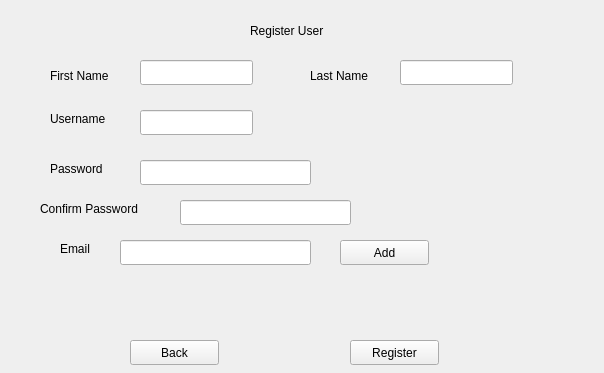
This is RegisterUser.ui in Klin04/CS4400 as Qt 5 draws it before an edit. The edited form follows.
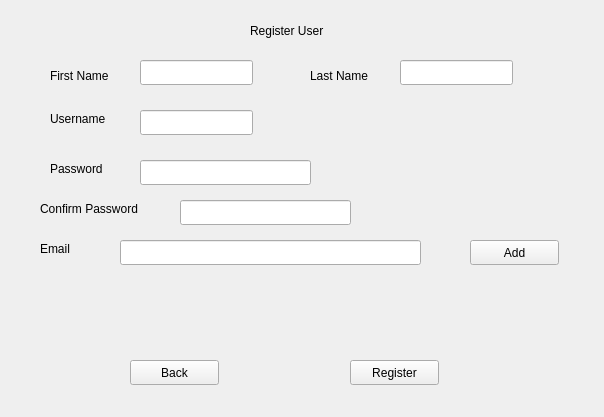
This is the edited form.

```diff
--- a/RegisterUser.ui
+++ b/RegisterUser.ui
@@ -7,7 +7,7 @@
     <x>0</x>
     <y>0</y>
     <width>604</width>
-    <height>373</height>
+    <height>417</height>
    </rect>
   </property>
   <property name="windowTitle">
@@ -128,47 +128,11 @@
     </rect>
    </property>
   </widget>
-  <widget class="QLabel" name="label_6">
-   <property name="geometry">
-    <rect>
-     <x>60</x>
-     <y>240</y>
-     <width>67</width>
-     <height>17</height>
-    </rect>
-   </property>
-   <property name="text">
-    <string>Email</string>
-   </property>
-  </widget>
-  <widget class="QLineEdit" name="lineEdit_6">
-   <property name="geometry">
-    <rect>
-     <x>120</x>
-     <y>240</y>
-     <width>191</width>
-     <height>25</height>
-    </rect>
-   </property>
-  </widget>
-  <widget class="QPushButton" name="pushButton">
-   <property name="geometry">
-    <rect>
-     <x>340</x>
-     <y>240</y>
-     <width>89</width>
-     <height>25</height>
-    </rect>
-   </property>
-   <property name="text">
-    <string>Add</string>
-   </property>
-  </widget>
   <widget class="QPushButton" name="pushButton_2">
    <property name="geometry">
     <rect>
      <x>130</x>
-     <y>340</y>
+     <y>360</y>
      <width>89</width>
      <height>25</height>
     </rect>
@@ -181,7 +145,7 @@
    <property name="geometry">
     <rect>
      <x>350</x>
-     <y>340</y>
+     <y>360</y>
      <width>89</width>
      <height>25</height>
     </rect>
@@ -203,6 +167,55 @@
     <string>Register User</string>
    </property>
   </widget>
+  <widget class="QLabel" name="label_14">
+   <property name="geometry">
+    <rect>
+     <x>40</x>
+     <y>240</y>
+     <width>67</width>
+     <height>17</height>
+    </rect>
+   </property>
+   <property name="text">
+    <string>Email</string>
+   </property>
+  </widget>
+  <widget class="QWidget" name="widget" native="true">
+   <property name="geometry">
+    <rect>
+     <x>100</x>
+     <y>230</y>
+     <width>521</width>
+     <height>101</height>
+    </rect>
+   </property>
+   <widget class="QLineEdit" name="lineEdit_12">
+    <property name="geometry">
+     <rect>
+      <x>20</x>
+      <y>10</y>
+      <width>301</width>
+      <height>25</height>
+     </rect>
+    </property>
+    <property name="text">
+     <string/>
+    </property>
+   </widget>
+   <widget class="QPushButton" name="pushButton_4">
+    <property name="geometry">
+     <rect>
+      <x>370</x>
+      <y>10</y>
+      <width>89</width>
+      <height>25</height>
+     </rect>
+    </property>
+    <property name="text">
+     <string>Add</string>
+    </property>
+   </widget>
+  </widget>
  </widget>
  <resources/>
  <connections/>
```
